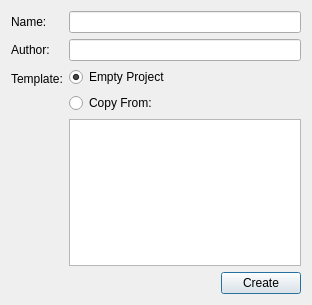
This is src/forms/math_library_new.ui in DinoZAR/CentralAccessReader as Qt 5 draws it before an edit. The edited form follows.
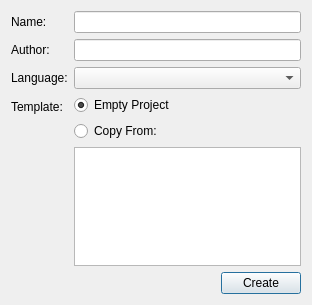
This is the edited form. Icons and pictures are not drawn.

Commit message: Added language combo to the new project dialog. Also made the newly created library have the focus.

What changed in the file:
```diff
--- a/src/forms/math_library_new.ui
+++ b/src/forms/math_library_new.ui
@@ -40,14 +40,14 @@
      <item row="1" column="1">
       <widget class="QLineEdit" name="authorEdit"/>
      </item>
-     <item row="2" column="0">
+     <item row="3" column="0">
       <widget class="QLabel" name="label_3">
        <property name="text">
         <string>Template:</string>
        </property>
       </widget>
      </item>
-     <item row="2" column="1">
+     <item row="3" column="1">
       <layout class="QVBoxLayout" name="verticalLayout">
        <item>
         <widget class="QRadioButton" name="emptyProjectRadio">
@@ -75,6 +75,16 @@
        </item>
       </layout>
      </item>
+     <item row="2" column="0">
+      <widget class="QLabel" name="label_4">
+       <property name="text">
+        <string>Language:</string>
+       </property>
+      </widget>
+     </item>
+     <item row="2" column="1">
+      <widget class="QComboBox" name="languageCombo"/>
+     </item>
     </layout>
    </item>
    <item>
```
The commit also changes 3 other files.
